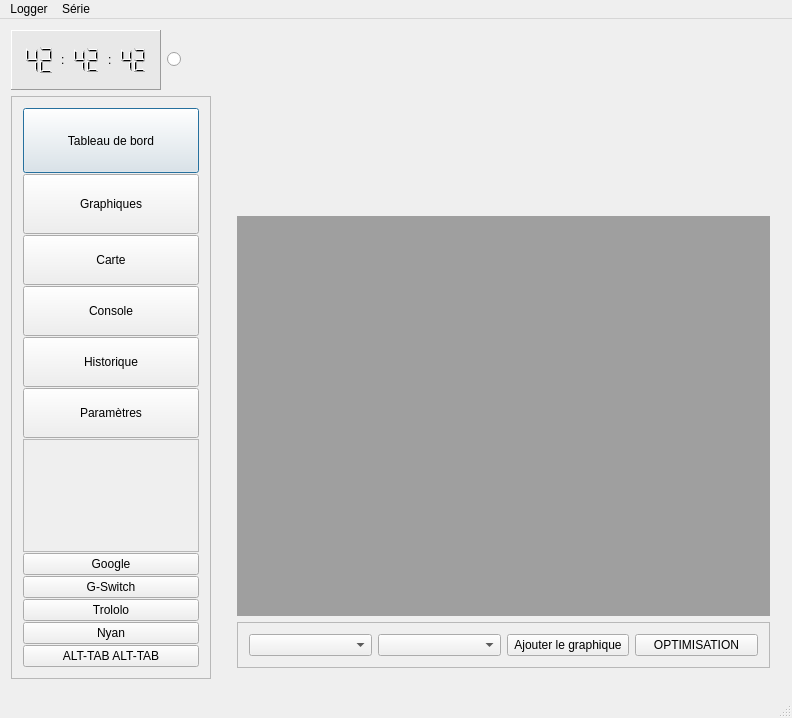
mjc-ermont/Cookie-Logger, file FenPrincipale.ui: the form before one commit.
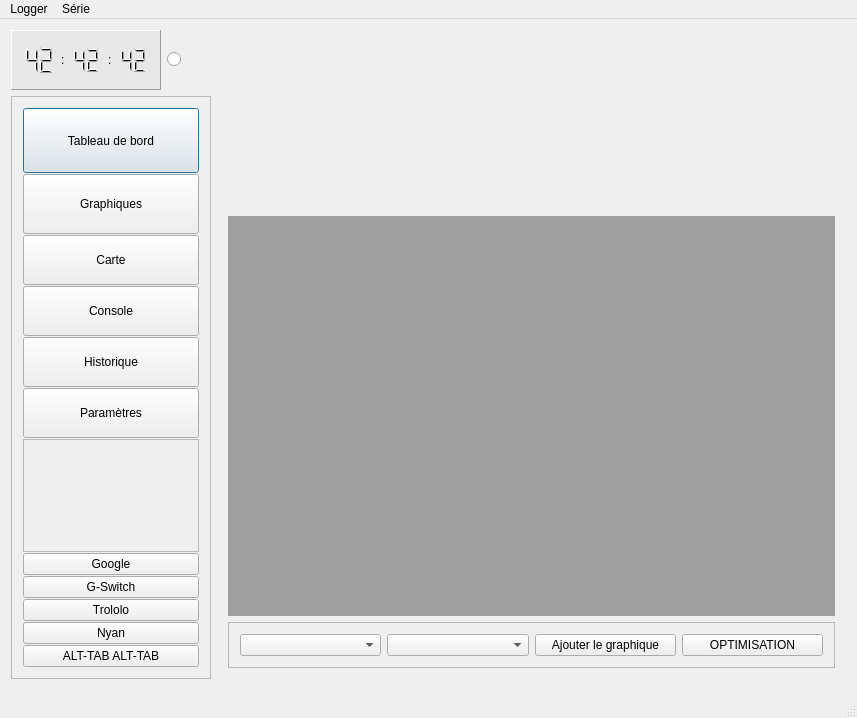
The form after the commit.

Commit message:
Rendu propre en full screen
(et pas un espace blanc dégueulasse)

```diff
--- a/FenPrincipale.ui
+++ b/FenPrincipale.ui
@@ -6,7 +6,7 @@
    <rect>
     <x>0</x>
     <y>0</y>
-    <width>792</width>
+    <width>857</width>
     <height>718</height>
    </rect>
   </property>
@@ -19,7 +19,7 @@
   <widget class="QWidget" name="widgetCentral">
    <layout class="QVBoxLayout" name="verticalLayout_5">
     <item>
-     <layout class="QGridLayout" name="gridLayout_2" rowstretch="5,0" columnstretch="1,0,0,0">
+     <layout class="QGridLayout" name="gridLayout_2" rowstretch="5,0" columnstretch="0,0,1,1">
       <item row="0" column="0">
        <widget class="QFrame" name="frame_2">
         <property name="minimumSize">
@@ -538,7 +538,7 @@
     <rect>
      <x>0</x>
      <y>0</y>
-     <width>792</width>
+     <width>857</width>
      <height>21</height>
     </rect>
    </property>
```
The commit also changes 2 other files.
